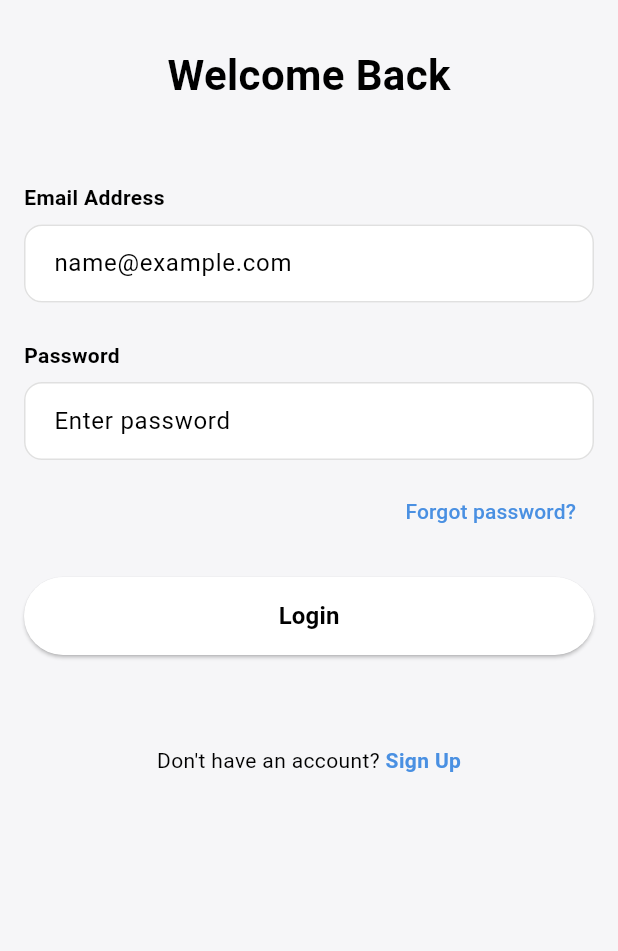
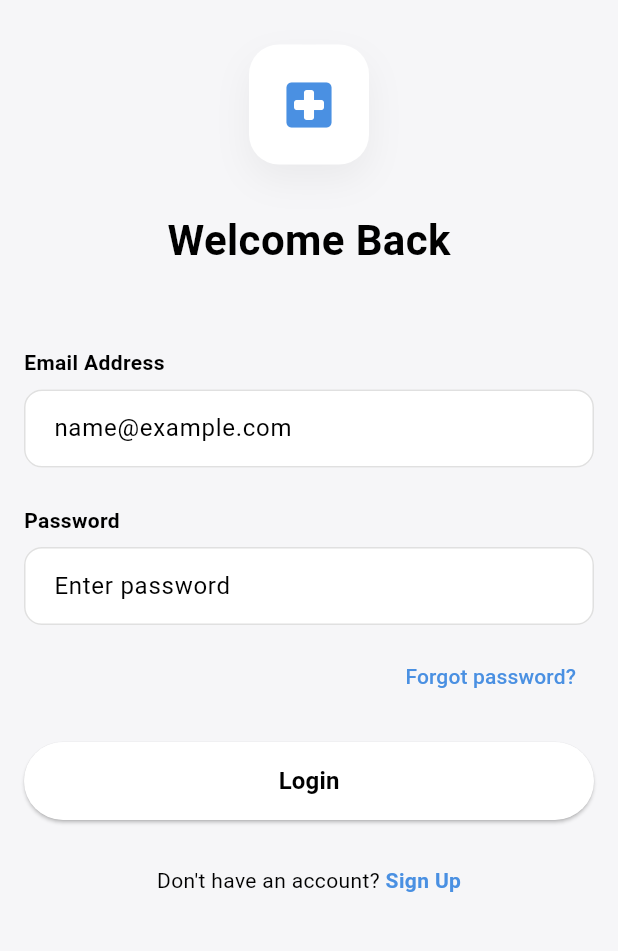
Before and after one commit to mayurpawar17/habit_tracker, a Flutter app: the screen it shows after launch, on a phone screen of 412 x 824 dp, the part 68-1019 px from its top. Run offline on Flutter 3.47's test engine with Material 3 defaults, Android fonts, the phone set to English and light mode, and no system bars; our stand-ins replace cloud_firestore, equatable, firebase_auth, firebase_core, flutter_bloc, google_fonts and 1 more; accounts and stored records are empty.

Commit message:
update with auth bloc

```diff
--- /dev/null
+++ b/lib/auth_gate.dart
@@ -0,0 +1,30 @@
+import 'package:flutter/material.dart';
+import 'package:flutter_bloc/flutter_bloc.dart';
+
+import 'features/auth/presentaion/bloc/auth_bloc.dart';
+import 'features/auth/presentaion/bloc/auth_state.dart';
+import 'features/auth/presentaion/screens/login_screen.dart';
+import 'features/home/views/home_screen.dart';
+
+class AuthGate extends StatelessWidget {
+  const AuthGate({super.key});
+
+  @override
+  Widget build(BuildContext context) {
+    return BlocBuilder<AuthBloc, AuthState>(
+      builder: (context, state) {
+        if (state is AuthLoading) {
+          return const Scaffold(
+            body: Center(child: CircularProgressIndicator()),
+          );
+        }
+
+        if (state is Authenticated) {
+          return const HomeScreen();
+        }
+
+        return const LoginScreen();
+      },
+    );
+  }
+}
--- a/lib/features/auth/data/repo/auth_repo.dart
+++ b/lib/features/auth/data/repo/auth_repo.dart
@@ -41,6 +41,8 @@ class AuthService {
         'createdAt': Timestamp.now(),
         'isPremium': false,
       });
+
+      await _auth.signOut();
       return result.user;
     } on FirebaseAuthException catch (e) {
       throw _handleAuthError(e);
--- a/lib/features/auth/presentaion/bloc/auth_event.dart
+++ b/lib/features/auth/presentaion/bloc/auth_event.dart
@@ -10,10 +10,11 @@ class LoginRequested extends AuthEvent {
 }
 
 class SignupRequested extends AuthEvent {
+  final String name;
   final String email;
   final String password;
 
-  SignupRequested(this.email, this.password);
+  SignupRequested(this.name, this.email, this.password);
 }
 
 class LogoutRequested extends AuthEvent {}
--- a/lib/features/auth/presentaion/bloc/auth_state.dart
+++ b/lib/features/auth/presentaion/bloc/auth_state.dart
@@ -1,14 +1,37 @@
-abstract class AuthState {}
+import 'package:equatable/equatable.dart';
+import 'package:firebase_auth/firebase_auth.dart';
 
-class AuthInitial extends AuthState {}
+abstract class AuthState extends Equatable {}
 
-class AuthLoading extends AuthState {}
+class AuthInitial extends AuthState {
+  @override
+  List<Object?> get props => [];
+}
 
-class Authenticated extends AuthState {}
+class AuthLoading extends AuthState {
+  @override
+  List<Object?> get props => [];
+}
 
-class Unauthenticated extends AuthState {}
+class Authenticated extends AuthState {
+  final User user;
+
+  Authenticated(this.user);
+
+  @override
+  List<Object?> get props => [user];
+}
+
+class Unauthenticated extends AuthState {
+  @override
+  List<Object?> get props => [];
+}
 
 class AuthError extends AuthState {
   final String message;
+
   AuthError(this.message);
+
+  @override
+  List<Object?> get props => [message];
 }
--- a/lib/features/auth/presentaion/screens/login_screen.dart
+++ b/lib/features/auth/presentaion/screens/login_screen.dart
@@ -1,11 +1,13 @@
 import 'package:flutter/material.dart';
-import 'package:habit_tracker/core/utils/app_snackbar.dart';
+import 'package:flutter_bloc/flutter_bloc.dart';
+import 'package:habit_tracker/features/auth/presentaion/bloc/auth_event.dart';
+import 'package:habit_tracker/features/auth/presentaion/bloc/auth_state.dart';
 import 'package:habit_tracker/features/auth/presentaion/screens/register_screen.dart';
 
 import '../../../../core/widgets/app_button.dart';
 import '../../../../core/widgets/app_text_field.dart';
-import '../../../home/views/home_screen.dart';
 import '../../data/repo/auth_repo.dart';
+import '../bloc/auth_bloc.dart';
 
 class LoginScreen extends StatefulWidget {
   const LoginScreen({super.key});
@@ -21,37 +23,40 @@ class _LoginScreenState extends State<LoginScreen> {
   final AuthService _authService = AuthService();
   bool isLoading = false;
 
-  Future<void> _loginUser() async {
-    final email = emailController.text.trim();
-    final password = passwordController.text.trim();
-
-    if (email.isEmpty || password.isEmpty) {
-      AppSnackbar.error(context, "Please enter email and password");
-      // _showMessage("Please enter email and password");
-      return;
-    }
-
-    try {
-      setState(() => isLoading = true);
-
-      final user = await _authService.login(email: email, password: password);
-
-      if (user != null) {
-        Navigator.pushReplacement(
-          context,
-          MaterialPageRoute(builder: (_) => HomeScreen()),
-        );
-      }
-    } catch (e) {
-      AppSnackbar.error(context, e.toString());
-      // _showMessage(e.toString());
-    } finally {
-      setState(() => isLoading = false);
-    }
-  }
+  // Future<void> _loginUser() async {
+  //   final email = emailController.text.trim();
+  //   final password = passwordController.text.trim();
+  //
+  //   if (email.isEmpty || password.isEmpty) {
+  //     AppSnackbar.error(context, "Please enter email and password");
+  //     // _showMessage("Please enter email and password");
+  //     return;
+  //   }
+  //
+  //   try {
+  //     setState(() => isLoading = true);
+  //
+  //     final user = await _authService.login(email: email, password: password);
+  //
+  //     if (user != null) {
+  //       Navigator.pushReplacement(
+  //         context,
+  //         MaterialPageRoute(builder: (_) => HomeScreen()),
+  //       );
+  //     }
+  //   } catch (e) {
+  //     AppSnackbar.error(context, e.toString());
+  //     // _showMessage(e.toString());
+  //   } finally {
+  //     setState(() => isLoading = false);
+  //   }
+  // }
 
   @override
   Widget build(BuildContext context) {
+    return BlocConsumer<AuthBloc, AuthState>(
+      listener: (context, state) {},
+      builder: (context, state) {
         return Scaffold(
           body: SafeArea(
             child: Padding(
@@ -71,32 +76,35 @@ class _LoginScreenState extends State<LoginScreen> {
                     const SizedBox(height: 30),
 
                     /// Medical Icon Box
-                // Container(
-                //   padding: const EdgeInsets.all(20),
-                //   decoration: BoxDecoration(
-                //     color: Colors.white,
-                //     borderRadius: BorderRadius.circular(20),
-                //     boxShadow: [
-                //       BoxShadow(
-                //         blurRadius: 20,
-                //         color: Colors.black.withOpacity(0.05),
-                //         offset: const Offset(0, 10),
-                //       ),
-                //     ],
-                //   ),
-                //   child: const Icon(
-                //     Icons.local_hospital_rounded,
-                //     color: Color(0xFF4A90E2),
-                //     size: 40,
-                //   ),
-                // ),
-                //
-                // const SizedBox(height: 30),
+                    Container(
+                      padding: const EdgeInsets.all(20),
+                      decoration: BoxDecoration(
+                        color: Colors.white,
+                        borderRadius: BorderRadius.circular(20),
+                        boxShadow: [
+                          BoxShadow(
+                            blurRadius: 20,
+                            color: Colors.black.withOpacity(0.05),
+                            offset: const Offset(0, 10),
+                          ),
+                        ],
+                      ),
+                      child: const Icon(
+                        Icons.local_hospital_rounded,
+                        color: Color(0xFF4A90E2),
+                        size: 40,
+                      ),
+                    ),
+
+                    const SizedBox(height: 30),
 
                     /// Welcome Text
                     const Text(
                       "Welcome Back",
-                  style: TextStyle(fontSize: 28, fontWeight: FontWeight.bold),
+                      style: TextStyle(
+                        fontSize: 28,
+                        fontWeight: FontWeight.bold,
+                      ),
                     ),
 
                     const SizedBox(height: 12),
@@ -157,44 +165,16 @@ class _LoginScreenState extends State<LoginScreen> {
 
                     /// Login Button
                     AppButton(
-                  onPressed: isLoading ? null : _loginUser,
+                      onPressed: () {
+                        context.read<AuthBloc>().add(
+                          LoginRequested(
+                            emailController.text.trim(),
+                            passwordController.text.trim(),
+                          ),
+                        );
+                      },
                       label: isLoading ? 'Loading...' : 'Login',
                     ),
-                const SizedBox(height: 30),
-
-                /// OR Divider
-                // Row(
-                //   children: const [
-                //     Expanded(child: Divider()),
-                //     Padding(
-                //       padding: EdgeInsets.symmetric(horizontal: 10),
-                //       child: Text("OR"),
-                //     ),
-                //     Expanded(child: Divider()),
-                //   ],
-                // ),
-                //
-                // const SizedBox(height: 25),
-                //
-                // /// Google Button
-                // OutlinedButton.icon(
-                //   onPressed: () {},
-                //   icon: Image.network(
-                //     "https://upload.wikimedia.org/wikipedia/commons/4/4a/Logo_2013_Google.png",
-                //     height: 20,
-                //   ),
-                //   label: const Text(
-                //     "Continue with Google",
-                //     style: TextStyle(fontSize: 16),
-                //   ),
-                //   style: OutlinedButton.styleFrom(
-                //     minimumSize: const Size(double.infinity, 55),
-                //     shape: RoundedRectangleBorder(
-                //       borderRadius: BorderRadius.circular(30),
-                //     ),
-                //   ),
-                // ),
-                //
                     const SizedBox(height: 30),
 
                     /// Sign Up Text
@@ -206,7 +186,9 @@ class _LoginScreenState extends State<LoginScreen> {
                           onTap: () {
                             Navigator.push(
                               context,
-                          MaterialPageRoute(builder: (_) => RegisterScreen()),
+                              MaterialPageRoute(
+                                builder: (_) => RegisterScreen(),
+                              ),
                             );
                           },
                           child: const Text(
@@ -225,30 +207,7 @@ class _LoginScreenState extends State<LoginScreen> {
             ),
           ),
         );
-  }
-
-  /// Reusable TextField Widget
-  Widget _buildTextField({
-    required String hint,
-    bool obscure = false,
-    Widget? suffix,
-  }) {
-    return TextField(
-      obscureText: obscure,
-      decoration: InputDecoration(
-        hintText: hint,
-        filled: true,
-        fillColor: Colors.white,
-        contentPadding: const EdgeInsets.symmetric(
-          horizontal: 20,
-          vertical: 18,
-        ),
-        suffixIcon: suffix,
-        border: OutlineInputBorder(
-          borderRadius: BorderRadius.circular(25),
-          borderSide: BorderSide.none,
-        ),
-      ),
+      },
     );
   }
 }
--- a/lib/main.dart
+++ b/lib/main.dart
@@ -1,9 +1,9 @@
 import 'package:firebase_core/firebase_core.dart';
 import 'package:flutter/material.dart';
-import 'package:habit_tracker/features/auth/presentaion/screens/login_screen.dart';
-import 'package:habit_tracker/features/home/views/dashboard_screen.dart';
-import 'package:habit_tracker/features/home/views/home_screen.dart';
-import 'package:habit_tracker/features/onboarding/views/welcome_screen.dart';
+import 'package:flutter_bloc/flutter_bloc.dart';
+import 'package:habit_tracker/auth_gate.dart';
+import 'package:habit_tracker/features/auth/presentaion/bloc/auth_bloc.dart';
+import 'package:habit_tracker/features/auth/presentaion/bloc/auth_event.dart';
 
 import 'core/theme/app_theme.dart';
 import 'firebase_options.dart';
@@ -19,11 +19,14 @@ class MyApp extends StatelessWidget {
 
   @override
   Widget build(BuildContext context) {
-    return MaterialApp(
-      debugShowCheckedModeBanner: false,
-      theme: AppTheme.lightTheme,
-      title: 'Habit Tracker',
-      home: LoginScreen(),
+    return BlocProvider<AuthBloc>(
+      create: (context) => AuthBloc()..add(CheckAuthStatus()),
+      child: MaterialApp(
+        debugShowCheckedModeBanner: false,
+        theme: AppTheme.lightTheme,
+        title: 'Habit Tracker',
+        home: AuthGate(),
+      ),
     );
   }
 }
```
Also changed, not shown: lib/core/utils/app_dialog.dart (added, +54 -0 lines), lib/features/add_habit/views/habit_details_screen.dart (+17 -6 lines), lib/features/auth/presentaion/bloc/auth_bloc.dart (+30 -16 lines), lib/features/profile/views/profile_screen.dart (+13 -1 lines). Lines whose indentation alone changed are shown as unchanged.
